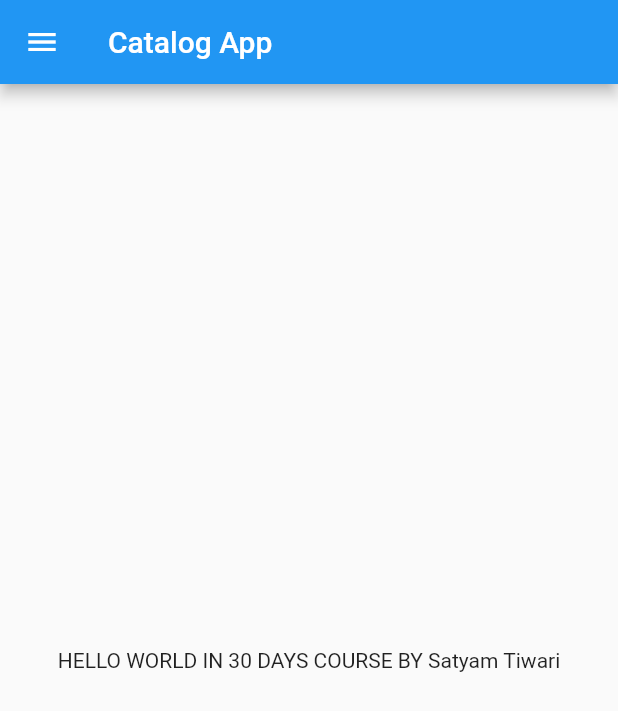
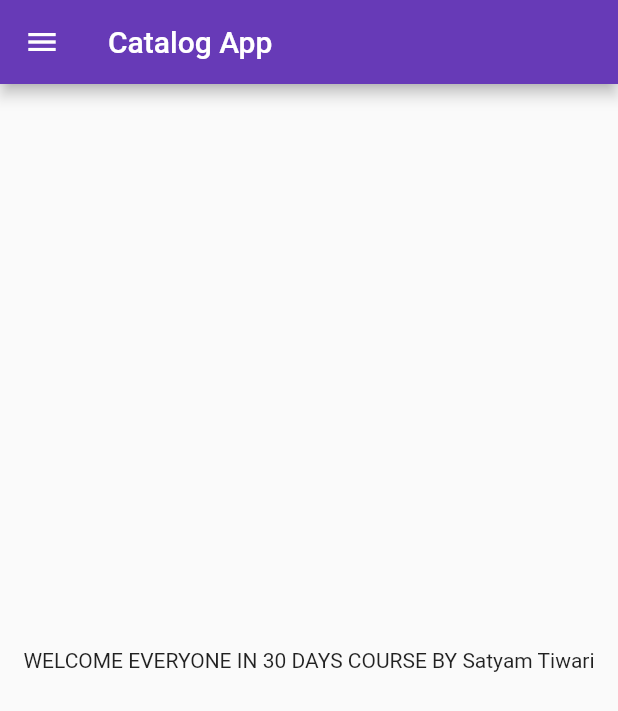
Before and after one commit to satyam-tiwari509/30DaysOfFlutter, a Flutter app: the screen it shows after launch, on a phone screen of 412 x 824 dp. Shown: the top 711 px of the screen. Run offline on Flutter 3.47's test engine with Material 2 defaults, Android fonts, the phone set to English and light mode, and no system bars.

Commit message:
Day 3 Completed

```diff
--- a/lib/main.dart
+++ b/lib/main.dart
@@ -1,5 +1,6 @@
 import 'package:flutter/material.dart';
-import 'package:flutter_catalog/home_page.dart';
+import 'package:flutter_catalog/pages/home_page.dart';
+import 'package:flutter_catalog/pages/login_page.dart';
 
 void main() {
   runApp(MyApp());
@@ -9,7 +10,19 @@ class MyApp extends StatelessWidget {
   @override
   Widget build(BuildContext context) {
     return MaterialApp(
-      home: HomePage(),
+      // home: HomePage(),
+      theme: ThemeData(primarySwatch: Colors.deepPurple),
+      themeMode: ThemeMode.dark,
+      // darkTheme: ThemeData(
+      //   // brightness: Brightness.dark,
+      //   primarySwatch: Colors.green,
+      // ),
+      initialRoute: "/home",
+      routes: {
+        "/": (context) => LoginPage(),
+        "/home": (context) => HomePage(),
+        "/login": (context) => LoginPage(),
+      },
     );
   }
 }
--- a/lib/home_page.dart
+++ b/lib/pages/home_page.dart
@@ -12,7 +12,7 @@ class HomePage extends StatelessWidget {
       ),
       body: Center(
         child: Container(
-          child: Text("HELLO WORLD IN $days DAYS COURSE BY $name"),
+          child: Text("WELCOME EVERYONE IN $days DAYS COURSE BY $name"),
         ),
       ),
       drawer: Drawer(),
```
Also changed, not shown: lib/pages/login_page.dart (added, +22 -0 lines).
